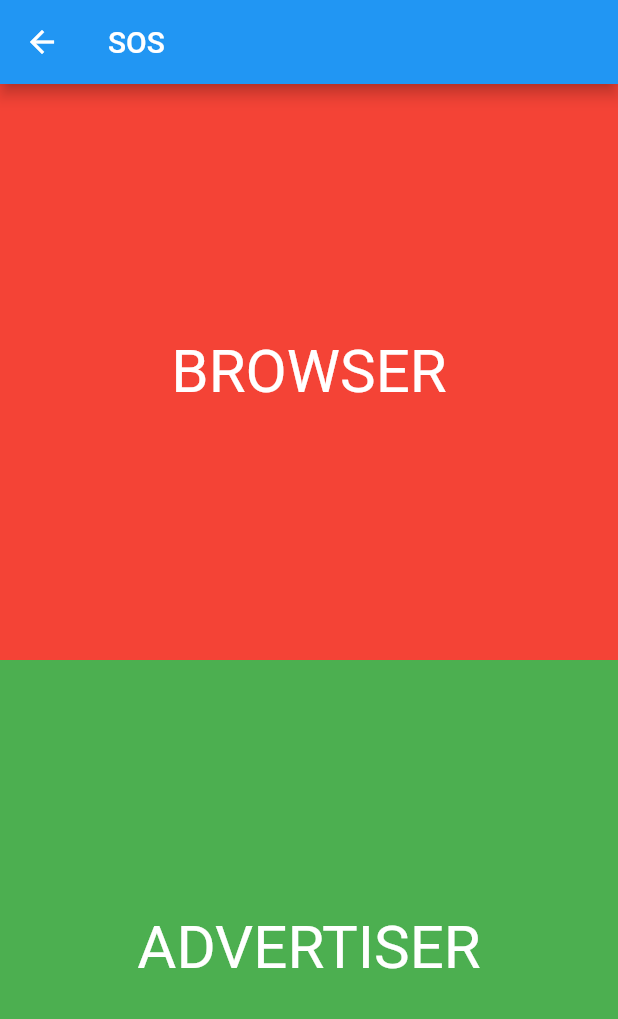
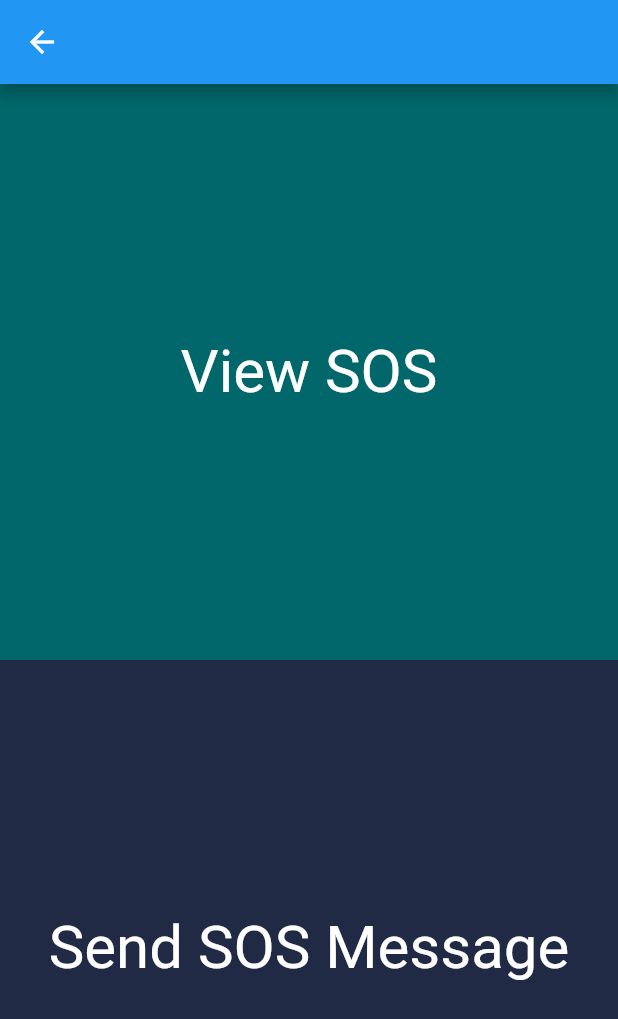
Before and after one commit to NidhiKala1/CrisisConnect, a Flutter app: the screen it shows after launch, after a tap on "SOS", on a phone screen of 412 x 824 dp. Shown: the top 1019 px of the screen. Run offline on Flutter 3.47's test engine with Material 2 defaults, Android fonts, the phone set to English and light mode, and no system bars; our stand-ins replace device_info_plus, flutter_styled_toast, shared_preferences; missing offline and left inert: flutter_nearby_connections.

Commit message:
UI UX changes

```diff
--- a/lib/main.dart
+++ b/lib/main.dart
@@ -59,7 +59,7 @@ class Home extends StatelessWidget {
                 Navigator.pushNamed(context, 'SOS');
               },
               child: Container(
-                color: Colors.red,
+                color: Color.fromARGB(255, 1, 103, 107),
                 child: Center(
                     child: Text(
                   'SOS',
@@ -74,10 +74,10 @@ class Home extends StatelessWidget {
                 Navigator.pushNamed(context, 'announcements');
               },
               child: Container(
-                color: Colors.red,
+                color: Color.fromARGB(255, 1, 103, 107),
                 child: Center(
                     child: Text(
-                  'announcements',
+                  'Announcements',
                   style: TextStyle(color: Colors.white, fontSize: 40),
                 )),
               ),
@@ -166,7 +166,7 @@ class _DevicesListScreenState extends State<DevicesListScreen> {
   Widget build(BuildContext context) {
     return Scaffold(
         appBar: AppBar(
-          title: Text(widget.deviceType.toString().substring(11).toUpperCase()),
+          title: Text(""),
         ),
         backgroundColor: Colors.white,
         body: ListView.builder(
@@ -258,7 +258,7 @@ class _DevicesListScreenState extends State<DevicesListScreen> {
       case SessionState.connecting:
         return Colors.grey;
       default:
-        return Colors.green;
+        return Color.fromARGB(255, 32,42,68);
     }
   }
 
@@ -266,9 +266,9 @@ class _DevicesListScreenState extends State<DevicesListScreen> {
     switch (state) {
       case SessionState.notConnected:
       case SessionState.connecting:
-        return Colors.green;
+        return Color.fromARGB(255, 32,42,68);
       default:
-        return Colors.red;
+        return Color.fromARGB(255, 1, 103, 107);
     }
   }
 
@@ -437,7 +437,7 @@ class _FuncListScreenState extends State<FuncListScreen> {
 
   return Scaffold(
       appBar: AppBar(
-          title: Text(widget.funcTypes.toString().substring(9).toUpperCase()),
+          title: Text(""),
       ),
       body: Column(
         children: [
@@ -447,10 +447,10 @@ class _FuncListScreenState extends State<FuncListScreen> {
                 Navigator.pushNamed(context, 'browser');
               },
               child: Container(
-                color: Colors.red,
+                color: Color.fromARGB(255, 1, 103, 107),
                 child: Center(
                     child: Text(
-                  'BROWSER',
+                  'View SOS',
                   style: TextStyle(color: Colors.white, fontSize: 40),
                 )),
               ),
@@ -462,10 +462,10 @@ class _FuncListScreenState extends State<FuncListScreen> {
                 Navigator.pushNamed(context, 'advertiser');
               },
               child: Container(
-                color: Colors.green,
+                color: Color.fromARGB(255, 32,42,68),
                 child: Center(
                     child: Text(
-                  'ADVERTISER',
+                  'Send SOS Message',
                   style: TextStyle(color: Colors.white, fontSize: 40),
                 )),
               ),
```
